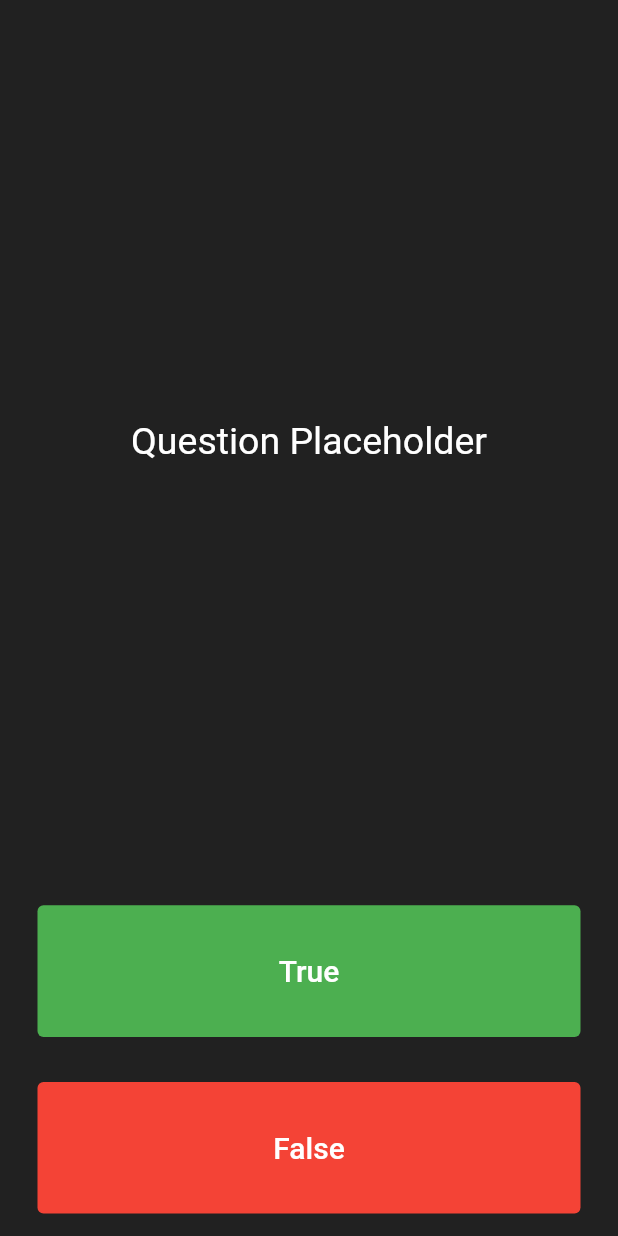
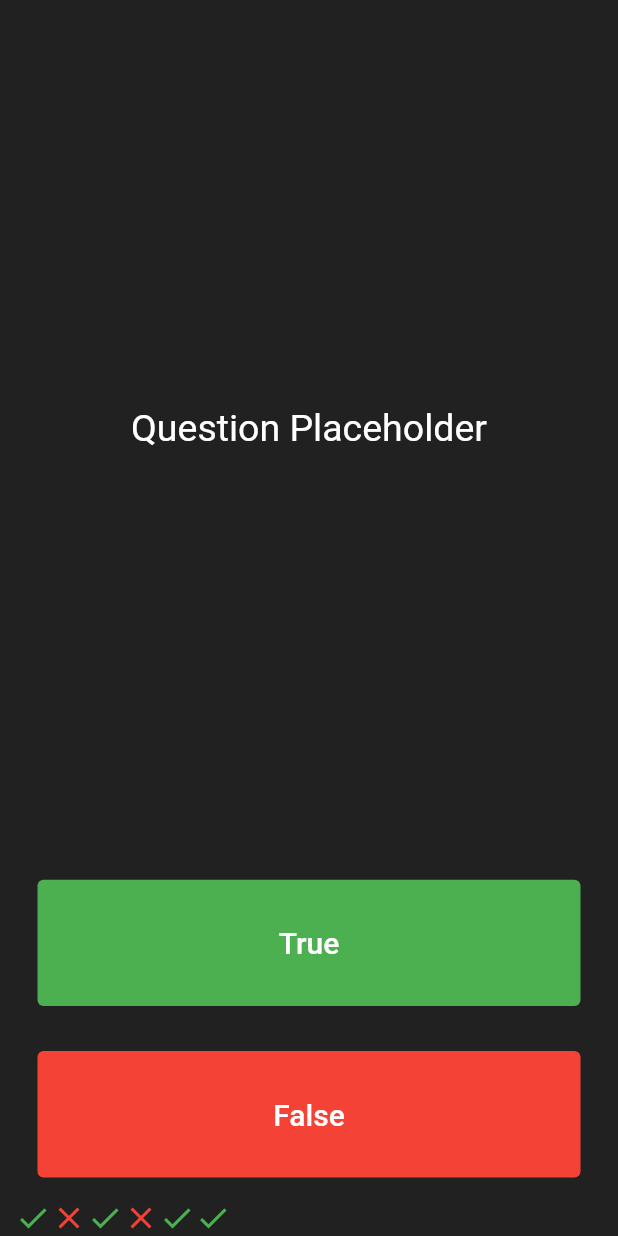
Before and after one commit to erwinmacaraig/learning-flutter-two, a Flutter app: the screen it shows after launch, after a tap on "True", on a phone screen of 412 x 824 dp. Run offline on Flutter 3.47's test engine with Material 2 defaults, Android fonts, the phone set to English and light mode, and no system bars; our stand-ins replace audioplayers.

Commit message:
List of Icons

```diff
--- a/lib/widgets/quiz_page_widget.dart
+++ b/lib/widgets/quiz_page_widget.dart
@@ -6,6 +6,28 @@ class QuizPage extends StatefulWidget {
 }
 
 class _QuizPageState extends State<QuizPage> {
+  List<Widget> scoreKeeper = <Widget>[
+    const Icon(
+      Icons.check,
+      color: Colors.green,
+    ),
+    const Icon(
+      Icons.close,
+      color: Colors.red,
+    ),
+    const Icon(
+      Icons.check,
+      color: Colors.green,
+    ),
+    const Icon(
+      Icons.close,
+      color: Colors.red,
+    ),
+    const Icon(
+      Icons.check,
+      color: Colors.green,
+    ),
+  ];
   @override
   Widget build(BuildContext context) {
     return Column(
@@ -30,7 +52,16 @@ class _QuizPageState extends State<QuizPage> {
             padding: const EdgeInsets.all(15.0),
             child: TextButton(
               style: TextButton.styleFrom(backgroundColor: Colors.green),
-              onPressed: () {},
+              onPressed: () {
+                setState(() {
+                  scoreKeeper.add(
+                    Icon(
+                      Icons.check,
+                      color: Colors.green,
+                    ),
+                  );
+                });
+              },
               child: const Text(
                 'True',
                 style: TextStyle(
@@ -54,6 +85,9 @@ class _QuizPageState extends State<QuizPage> {
             ),
           ),
         ),
+        Row(
+          children: scoreKeeper,
+        ),
       ],
     );
   }
```
